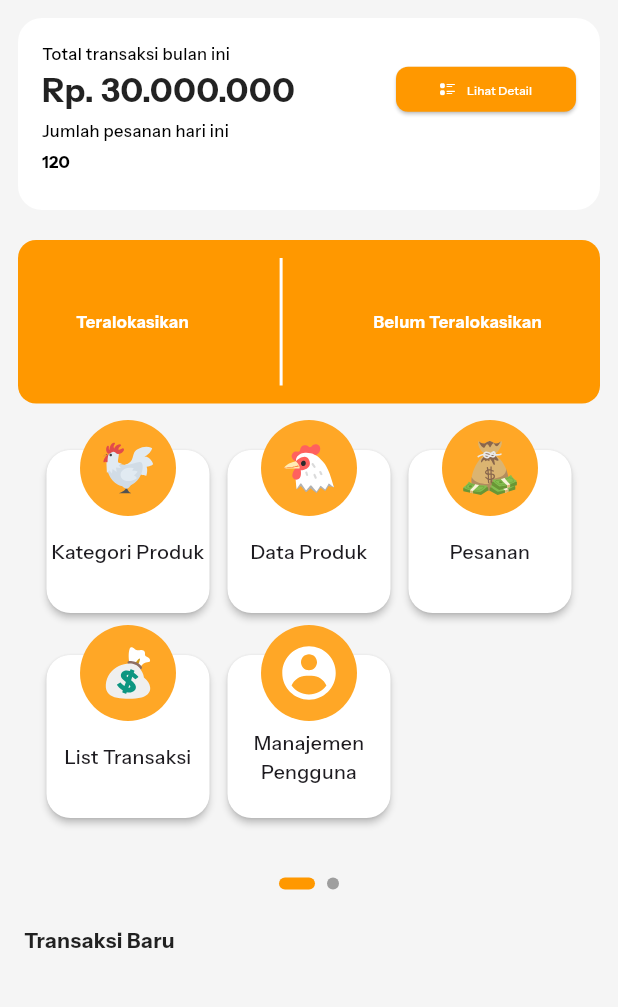
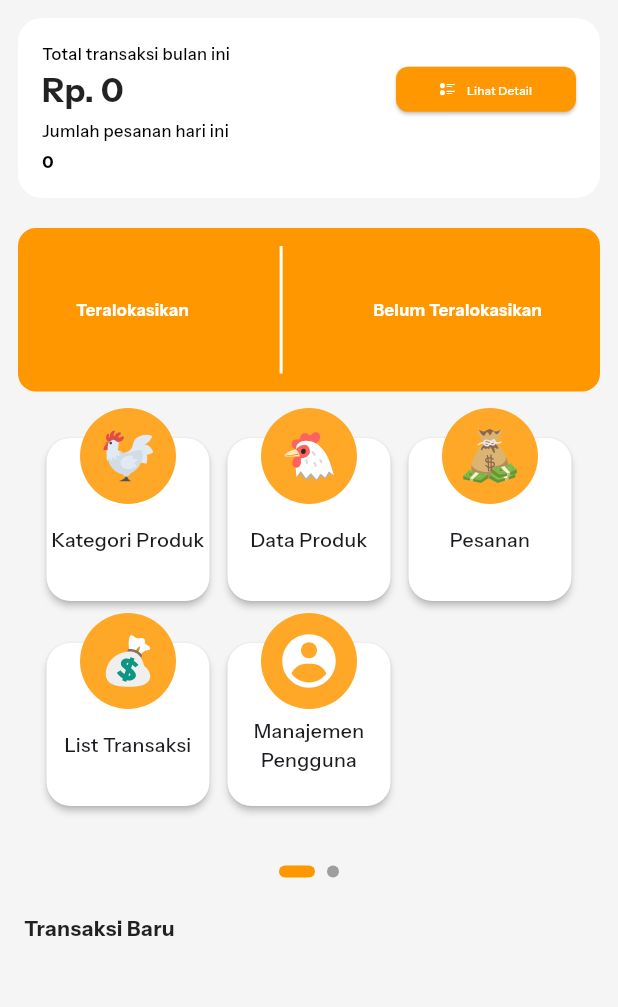
Before and after one commit to anampict/ChickFinTrack.apps, a Flutter app: the Homescreen screen opened directly, after a tap on "Lihat Detail", on a phone screen of 412 x 824 dp, the part 84-1091 px from its top. Run offline on Flutter 3.47's test engine with Material 3 defaults, Android fonts, the phone set to English and light mode, and no system bars; drawn by our look-alikes of smooth_page_indicator; our stand-ins replace dropdown_search, flutter_svg, get, get_storage, image_picker, pdf and 2 more; accounts and stored records are empty; network calls fail; project files that could hold a hidden picture were left out.

Commit message:
dashboard summary done

```diff
--- /dev/null
+++ b/lib/controller/dashboard_controller.dart
@@ -0,0 +1,38 @@
+import 'package:get/get.dart';
+import 'package:my_app/data/models/dashboard_model.dart';
+import 'package:my_app/data/repositories/dashboard_repository.dart';
+
+class DashboardController extends GetxController {
+  final DashboardRepository _repository = DashboardRepository();
+
+  var dashboard = Rxn<DashboardModel>();
+  var isLoading = false.obs;
+
+  @override
+  void onInit() {
+    super.onInit();
+    fetchDashboardSummary();
+  }
+
+  // Fetch dashboard summary
+  Future<void> fetchDashboardSummary() async {
+    try {
+      isLoading.value = true;
+      dashboard.value = await _repository.getDashboardSummary();
+    } catch (e) {
+      print('Error fetch dashboard summary: $e');
+      Get.snackbar(
+        'Error',
+        'Gagal memuat data dashboard',
+        snackPosition: SnackPosition.TOP,
+      );
+    } finally {
+      isLoading.value = false;
+    }
+  }
+
+  // Refresh dashboard
+  Future<void> refreshDashboard() async {
+    await fetchDashboardSummary();
+  }
+}
--- /dev/null
+++ b/lib/data/api/dashboard_api.dart
@@ -0,0 +1,30 @@
+import 'dart:convert';
+import 'package:http/http.dart' as http;
+import 'package:get_storage/get_storage.dart';
+import 'package:my_app/data/api/api_config.dart';
+
+class DashboardApi {
+  // Get dashboard summary
+  static Future<Map<String, dynamic>> getDashboardSummary() async {
+    final box = GetStorage();
+    final token = box.read('token');
+
+    final response = await http.get(
+      Uri.parse('${ApiConfig.baseUrl}/dashboard/summary'),
+      headers: {
+        ...ApiConfig.headers,
+        if (token != null) 'Authorization': 'Bearer $token',
+      },
+    );
+
+    if (response.statusCode == 200) {
+      final decoded = jsonDecode(response.body);
+      print('Dashboard Summary Response: ${response.body}');
+      return decoded['data'];
+    } else {
+      throw Exception(
+        'Gagal ambil dashboard summary: ${response.statusCode} - ${response.body}',
+      );
+    }
+  }
+}
--- /dev/null
+++ b/lib/data/models/dashboard_model.dart
@@ -0,0 +1,19 @@
+class DashboardModel {
+  final int totalOrders;
+  final double totalRevenue;
+
+  DashboardModel({required this.totalOrders, required this.totalRevenue});
+
+  factory DashboardModel.fromJson(Map<String, dynamic> json) {
+    return DashboardModel(
+      totalOrders: json['total_orders'] ?? 0,
+      totalRevenue:
+          double.tryParse(json['total_revenue']?.toString() ?? '0') ?? 0.0,
+    );
+  }
+
+  // Format revenue ke format Rupiah
+  String get formattedRevenue {
+    return 'Rp. ${totalRevenue.toStringAsFixed(0).replaceAllMapped(RegExp(r'(\d{1,3})(?=(\d{3})+(?!\d))'), (Match m) => '${m[1]}.')}';
+  }
+}
--- /dev/null
+++ b/lib/data/repositories/dashboard_repository.dart
@@ -0,0 +1,11 @@
+import '../api/dashboard_api.dart';
+import '../models/dashboard_model.dart';
+
+class DashboardRepository {
+  // Get dashboard summary
+  Future<DashboardModel> getDashboardSummary() async {
+    final data = await DashboardApi.getDashboardSummary();
+    print("Data dashboard dari API: $data");
+    return DashboardModel.fromJson(data);
+  }
+}
--- a/lib/screens/admin/HomeScreen.dart
+++ b/lib/screens/admin/HomeScreen.dart
@@ -3,6 +3,7 @@ import 'package:flutter_svg/flutter_svg.dart';
 import 'package:get/get.dart';
 import 'package:get/get_core/src/get_main.dart';
 import 'package:intl/intl.dart';
+import 'package:my_app/controller/dashboard_controller.dart';
 import 'package:my_app/controller/order_controller.dart';
 import 'package:my_app/controller/product_controller.dart';
 import 'package:my_app/controller/users_controller.dart';
@@ -26,6 +27,7 @@ class _HomescreenState extends State<Homescreen> {
     ProductController(repository: ProductRepository()),
   );
   final userController = Get.put(UserController());
+  final dashboardController = Get.put(DashboardController());
 
   @override
   void initState() {
@@ -113,7 +115,11 @@ class _HomescreenState extends State<Homescreen> {
         slivers: [
           // HEADER
           SliverToBoxAdapter(
-            child: Container(
+            child: Obx(() {
+              final isLoading = dashboardController.isLoading.value;
+              final dashboard = dashboardController.dashboard.value;
+
+              return Container(
                 margin: const EdgeInsets.all(12),
                 padding: const EdgeInsets.all(16),
                 decoration: BoxDecoration(
@@ -134,9 +140,12 @@ class _HomescreenState extends State<Homescreen> {
                     Row(
                       mainAxisAlignment: MainAxisAlignment.spaceBetween,
                       children: [
-                      const Text(
-                        "Rp. 30.000.000",
-                        style: TextStyle(
+                        // Tampilkan data dari API atau loading
+                        Text(
+                          isLoading
+                              ? "Loading..."
+                              : (dashboard?.formattedRevenue ?? "Rp. 0"),
+                          style: const TextStyle(
                             fontSize: 22,
                             fontWeight: FontWeight.w600,
                             color: Colors.black87,
@@ -147,7 +156,9 @@ class _HomescreenState extends State<Homescreen> {
                           width: 120,
                           height: 30,
                           child: ElevatedButton(
-                          onPressed: () {},
+                            onPressed: () {
+                              // Action untuk lihat detail
+                            },
                             style: ElevatedButton.styleFrom(
                               backgroundColor: Colors.orange,
                               foregroundColor: Colors.white,
@@ -191,19 +202,19 @@ class _HomescreenState extends State<Homescreen> {
                       ),
                     ),
                     const SizedBox(height: 5),
-                  const Text(
-                    "120",
-                    style: TextStyle(
+                    Text(
+                      isLoading ? "..." : "${dashboard?.totalOrders ?? 0}",
+                      style: const TextStyle(
                         fontSize: 11,
                         fontFamily: "Primary",
                         color: Colors.black,
                         fontWeight: FontWeight.w600,
                       ),
                     ),
-                  const SizedBox(height: 8),
                   ],
                 ),
-            ),
+              );
+            }),
           ),
 
           // TAB ALOKASI
@@ -479,19 +490,18 @@ Widget _buildMenu(String iconPath, String label, {VoidCallback? onTap}) {
 Widget _buildMenu2() {
   final productController = Get.find<ProductController>();
   final userController = Get.find<UserController>();
-  final orderController = Get.find<OrderController>();
+  final dashboardController = Get.find<DashboardController>();
 
   return Obx(() {
     final produkCount = productController.products.length;
     final pelangganCount = userController.users.length;
-    final pesananCount = orderController.orders.length;
 
-    final revenue = orderController.orders.fold<int>(
-      0,
-      (sum, o) => sum + (o.totalAmount ?? 0),
-    );
+    // Data dari Dashboard API
+    final dashboard = dashboardController.dashboard.value;
+    final pesananCount = dashboard?.totalOrders ?? 0;
+    final revenue = dashboard?.totalRevenue ?? 0.0;
 
-    String formatRupiah(int amount) {
+    String formatRupiah(double amount) {
       final f = NumberFormat.currency(
         locale: 'id_ID',
         symbol: 'Rp ',
```
Lines whose indentation alone changed are shown as unchanged.
